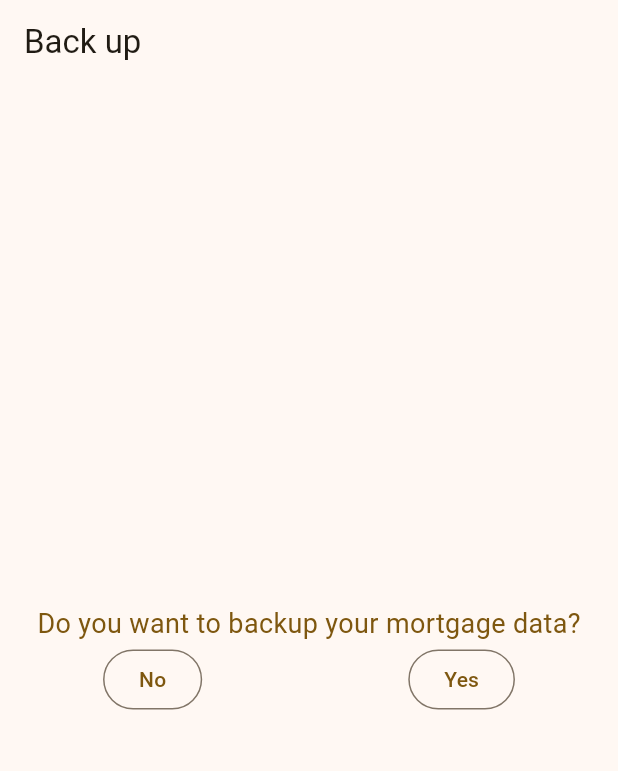
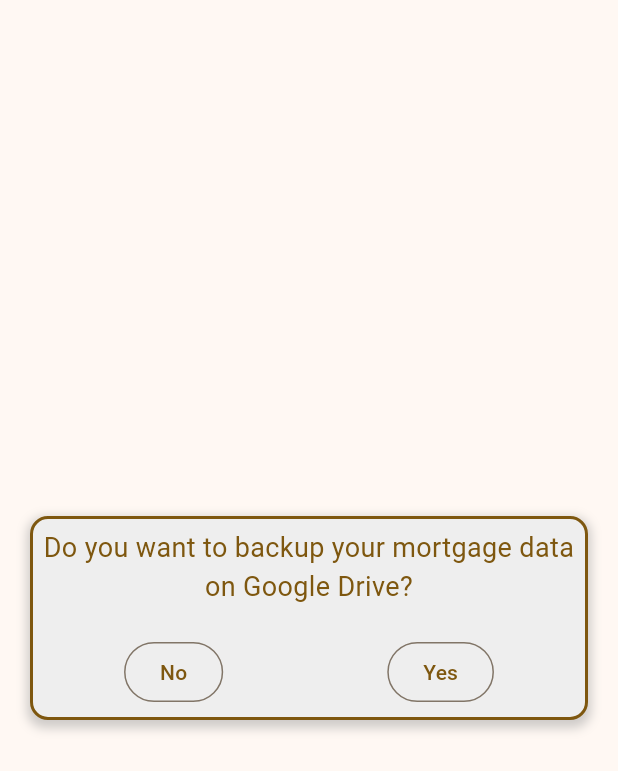
Before and after one commit to kumsumit/loanx, a Flutter app: the AskBackupScreen widget shown alone on an empty page, opened directly, on a phone screen of 412 x 824 dp. Shown: the top 771 px of the screen. Run offline on Flutter 3.47's test engine with Material 3 defaults, Android fonts, the phone set to English and light mode, and no system bars; our stand-ins replace flutter_hooks, flutter_native_splash, flutter_secure_storage, flutter_typeahead, google_sign_in, hooks_riverpod and 4 more; missing offline and left inert: encrypt, flutter_color_picker_plus, googleapis, workmanager; accounts and stored records are empty; generated files the repository leaves out were written again; statements that could not run were skipped.

Commit message:
Ask BackUp screen improved, privacy policy url now working

```diff
--- a/lib/screens/ask_backup_screen.dart
+++ b/lib/screens/ask_backup_screen.dart
@@ -12,18 +12,46 @@ class AskBackupScreen extends StatelessWidget {
 
   @override
   Widget build(BuildContext context) {
-    return Scaffold(
-        appBar: AppBar(
-          title: const Text('Back up'),
+    return Material(
+        child: Center(
+          child: Padding(
+            padding: const EdgeInsets.all(20.0),
+            child: DecoratedBox(
+              decoration: BoxDecoration(
+                color: Theme.of(context).brightness == Brightness.dark
+                // Theme.of(context).colorScheme.primary.computeLuminance() >
+                //         0.5
+                    ? Colors.grey[800]
+                    : Colors.grey[200],
+                borderRadius: BorderRadius.circular(12.0),
+                boxShadow: [
+                  BoxShadow(
+                    color: Colors.grey.withOpacity(0.5),
+                    spreadRadius: 2,
+                    blurRadius: 5,
+                    offset: Offset(0, 3),
                   ),
-        body: Center(
+                ],
+                border: Border.all(
+                  color: Theme.of(context).colorScheme.primary,
+                  width: 2,
+                ),
+              ),
+              child: Padding(
+                padding: const EdgeInsets.all(8.0),
                 child: Column(
+                  mainAxisSize: MainAxisSize.min,
                   mainAxisAlignment: MainAxisAlignment.center,
                   children: [
                     Text(
-                'Do you want to backup your mortgage data?',
+                      'Do you want to backup your mortgage data on Google Drive?',
                       style: TextStyle(
-                    fontSize: 18, color: Theme.of(context).colorScheme.primary),
+                          fontSize: 18,
+                          color: Theme.of(context).colorScheme.primary),
+                          textAlign: TextAlign.center,
+                    ),
+                    SizedBox(
+                      height: 20,
                     ),
                     Row(
                       mainAxisAlignment: MainAxisAlignment.spaceAround,
@@ -34,7 +62,8 @@ class AskBackupScreen extends StatelessWidget {
                               if (!FastDB.getIsTableCreated()) {
                                 ref.read(dBProvider).when(
                                     data: (data) async {
-                                await DatabaseHelper.instance.onCreate(data, 1);
+                                      await DatabaseHelper.instance
+                                          .onCreate(data, 1);
                                     },
                                     error: (_, __) {
                                       showSnackBar(context,
@@ -60,7 +89,8 @@ class AskBackupScreen extends StatelessWidget {
                                   data: (data) async {
                                     ref.read(itemListProvider);
                                     ref
-                                  .read(mortgageMaterialListProvider.notifier)
+                                        .read(
+                                            mortgageMaterialListProvider.notifier)
                                         .readAllMortgageMaterials();
                                     ref
                                         .read(familyRelationListProvider.notifier)
@@ -100,6 +130,9 @@ class AskBackupScreen extends StatelessWidget {
                     ),
                   ],
                 ),
+              ),
+            ),
+          ),
         ));
   }
 }
--- a/lib/screens/drawer.dart
+++ b/lib/screens/drawer.dart
@@ -1,6 +1,7 @@
 import 'package:flutter/material.dart';
 import 'package:flutter_color_picker_plus/flutter_color_picker_plus.dart';
 import 'package:hooks_riverpod/hooks_riverpod.dart';
+import 'package:mortgage/extension/string.dart';
 import 'package:mortgage/model/loan.dart';
 import 'package:mortgage/service/backup_service.dart';
 import 'package:mortgage/db/fastdb.dart';
@@ -256,7 +257,7 @@ class MyDrawer extends StatelessWidget {
                                       value: InterestType.values[index],
                                       groupValue: interestType,
                                       title:
-                                          Text(InterestType.values[index].name),
+                                          Text(InterestType.values[index].name.toSentenceCase()),
                                       onChanged: (value) {
                                         if (value != null) {
                                           ref
@@ -407,7 +408,7 @@ class MyDrawer extends StatelessWidget {
             leading: Icon(Icons.policy),
             title: Text('Privacy Policy'),
             onTap: () {
-              _launchURL('https://mortgage.kumpali.com/privacy');
+              _launchURL('https://mortgage.kumpali.com/privacy.html');
             },
           ),
         ],
```
Also changed, not shown: 1 other file. Lines whose indentation alone changed are shown as unchanged.
